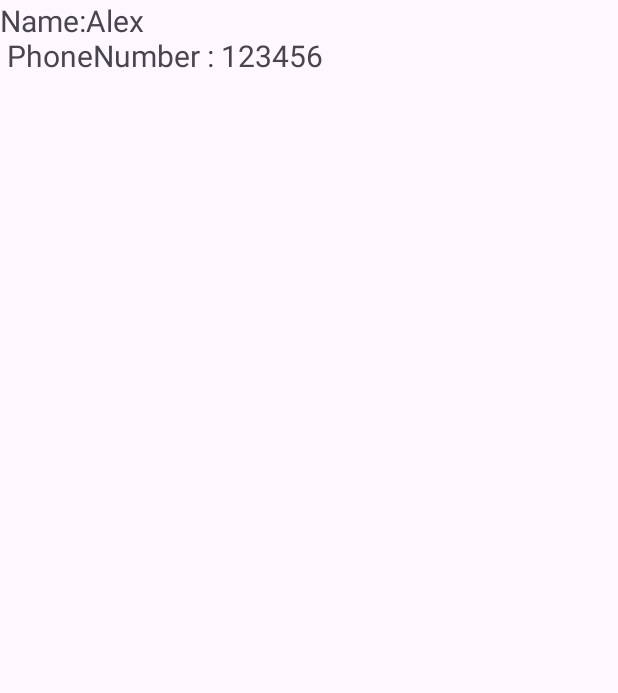
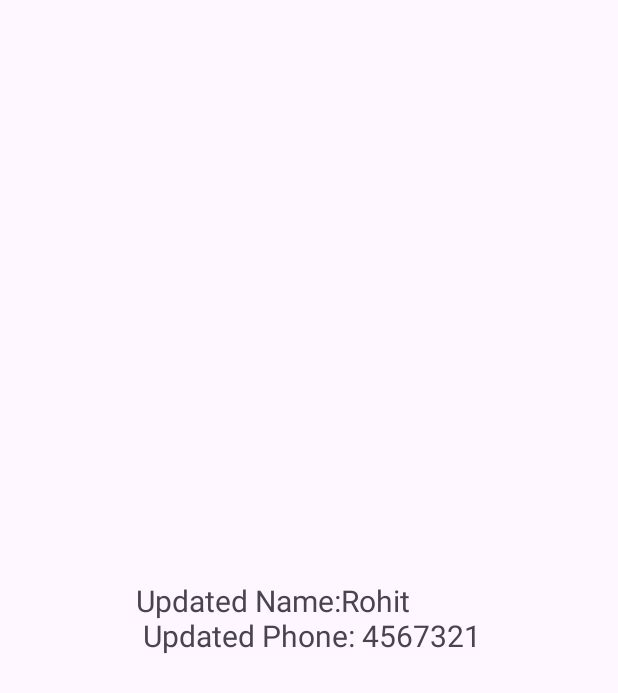
Before and after one commit to SumitPawar707/SQliteUDemoContactApp, an Android app: the screen it shows after launch (MainActivity), on a phone screen of 412 x 824 dp. Shown: the top 693 px of the screen. Run offline under Robolectric (Android 15) with nearby library versions, the phone set to English and light mode, and no system bars.

Commit message:
Added Update function

```diff
--- a/app/src/main/java/com/example/contactsu/MainActivity.kt
+++ b/app/src/main/java/com/example/contactsu/MainActivity.kt
@@ -4,8 +4,6 @@ import android.os.Bundle
 import android.widget.TextView
 import androidx.activity.enableEdgeToEdge
 import androidx.appcompat.app.AppCompatActivity
-import androidx.core.view.ViewCompat
-import androidx.core.view.WindowInsetsCompat
 import com.example.contactsu.data.DatabaseHandler
 import com.example.contactsu.model.Contacts
 
@@ -23,13 +21,28 @@ class MainActivity : AppCompatActivity() {
         db.addContacts(Contacts("Alex", "123456"))
         db.addContacts(Contacts("John", "234567"))
         db.addContacts(Contacts("David","345678"))
+        db.addContacts(Contacts("Travis","567890"))
 
-        var contactList=db.getAllContacts()
-        var data=""
+        //Displaying and getting single contact
+        val contact=db.getContact(2)
+        textview.text="Name:${contact.name} \n Phone : ${contact.phoneNumber}"
 
-        for(contact in contactList){
-            data += "Name:${contact.name} \n PhoneNumber : ${contact.phoneNumber}"
-        }
-        textview.text=data
+        //Updating contact
+        val newContact=contact
+        newContact.name = "Rohit"
+        newContact.phoneNumber="4567321"
+        db.updateContact(newContact)
+
+        val updatedContact=db.getContact(2)
+        textview.text="Updated Name:${updatedContact.name} \n Updated Phone: ${updatedContact.phoneNumber}"
+
+        //Displaying all the contacts
+//        var contactList=db.getAllContacts()
+//        var data=""
+//
+//        for(contact in contactList){
+//            data += "Name:${contact.name} \n PhoneNumber : ${contact.phoneNumber}"
+//        }
+//        textview.text=data
     }
 }
--- a/app/src/main/java/com/example/contactsu/data/DatabaseHandler.kt
+++ b/app/src/main/java/com/example/contactsu/data/DatabaseHandler.kt
@@ -26,7 +26,7 @@ class DatabaseHandler (val context:Context):SQLiteOpenHelper(context,Constants.D
   fun addContacts(contact:Contacts){
       val db=this.writableDatabase
       val values = ContentValues()
-      values.put(Constants.KEY_ID, contact.id)
+
       values.put(Constants.KEY_NAME,contact.name)
       values.put(Constants.KEY_PHONE,contact.phoneNumber)
 
@@ -70,4 +70,16 @@ class DatabaseHandler (val context:Context):SQLiteOpenHelper(context,Constants.D
         return Contactlist
    }
 
+    //Updating contact
+    fun updateContact(contact:Contacts):Int{
+        val db=this.writableDatabase
+
+        val values = ContentValues()
+        values.put(Constants.KEY_NAME,contact.name)
+        values.put(Constants.KEY_PHONE,contact.phoneNumber)
+
+        return db.update(Constants.TABLE_NAME,values,Constants.KEY_ID+"=?",
+            arrayOf(contact.id.toString()))
+    }
+
 }
--- a/app/src/main/java/com/example/contactsu/model/Contacts.kt
+++ b/app/src/main/java/com/example/contactsu/model/Contacts.kt
@@ -1,5 +1,5 @@
 package com.example.contactsu.model
 
 data class Contacts(var id:Int,var name:String,var phoneNumber:String){
-    constructor(name: String,phoneNumber: String) : this(-1,name,phoneNumber)
+    constructor(name: String="",phoneNumber: String="") : this(-1,name,phoneNumber)
 }
--- a/app/src/main/res/layout/activity_main.xml
+++ b/app/src/main/res/layout/activity_main.xml
@@ -5,12 +5,10 @@
     android:id="@+id/main"
     android:layout_width="match_parent"
     android:layout_height="match_parent"
-    android:layout_gravity="center"
+    android:gravity="center"
     tools:context=".MainActivity">
 
-    <androidx.core.widget.NestedScrollView
-        android:layout_width="match_parent"
-        android:layout_height="wrap_content">
+
         <TextView
             android:id="@+id/textview_data"
             android:layout_width="wrap_content"
@@ -20,7 +18,7 @@
             app:layout_constraintEnd_toEndOf="parent"
             app:layout_constraintStart_toStartOf="parent"
             app:layout_constraintTop_toTopOf="parent" />
-    </androidx.core.widget.NestedScrollView>
+
 
 
 </LinearLayout>
```
